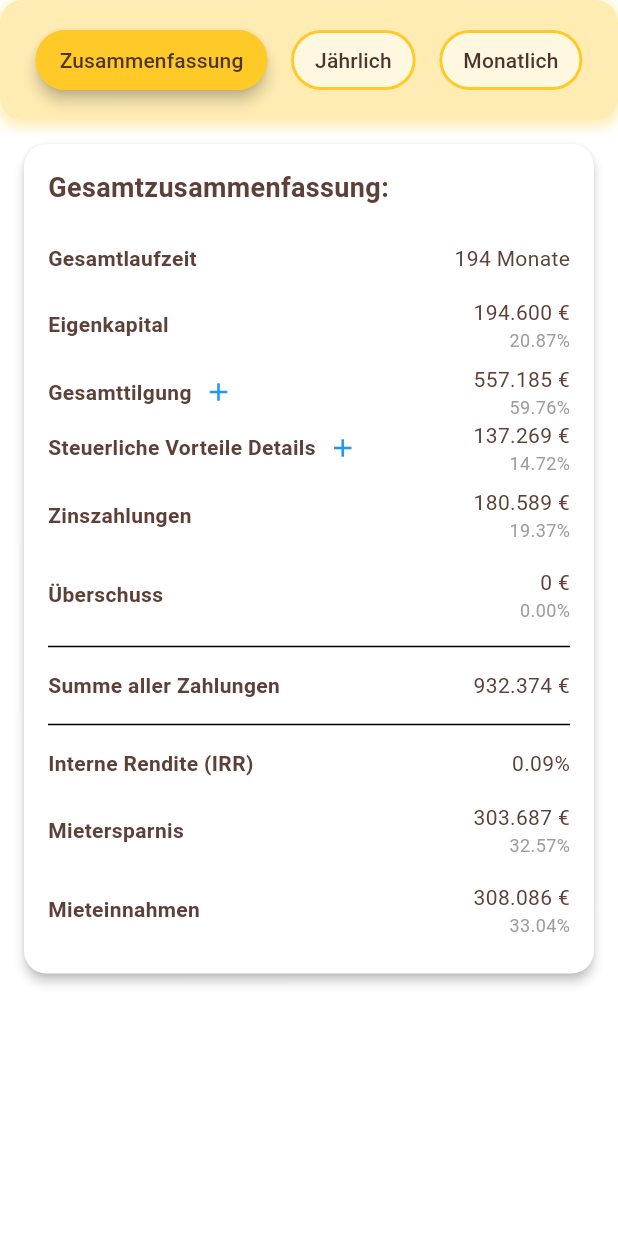
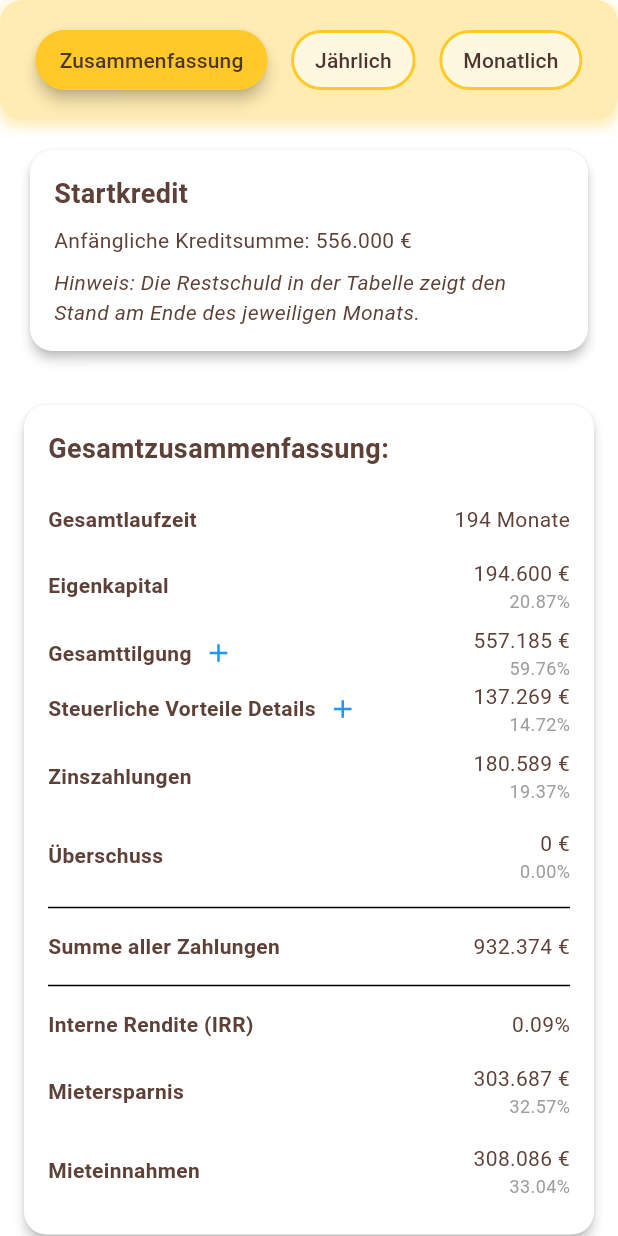
Before and after one commit to dullibri/immo24calulator, a Flutter app: the HomePage screen opened directly, in the side drawer, after a tap on "Zahlungsverlauf", on a phone screen of 412 x 824 dp. Run offline on Flutter 3.47's test engine with Material 3 defaults, Android fonts, the phone set to English and light mode, and no system bars; our stand-ins replace cloud_firestore, firebase_auth, firebase_core, flutter_masked_text2; accounts and stored records are empty; statements that could not run were skipped.

Commit message:
Added _buildInitialLoanInfo widget to PaymentHistoryPage

```diff
--- a/lib/payment_history_page.dart
+++ b/lib/payment_history_page.dart
@@ -37,6 +37,7 @@ class _PaymentHistoryPageState extends State<PaymentHistoryPage> {
                 crossAxisAlignment: CrossAxisAlignment.stretch,
                 children: [
                   _buildViewToggle(),
+                  _buildInitialLoanInfo(),
                   _buildSelectedView(constraints),
                 ],
               ),
@@ -44,6 +45,32 @@ class _PaymentHistoryPageState extends State<PaymentHistoryPage> {
           ),
         );
       },
+    );
+  }
+
+  Widget _buildInitialLoanInfo() {
+    final mortgage = Provider.of<Mortgage>(context, listen: false);
+    return Padding(
+      padding: const EdgeInsets.all(16.0),
+      child: Card(
+        child: Padding(
+          padding: const EdgeInsets.all(16.0),
+          child: Column(
+            crossAxisAlignment: CrossAxisAlignment.start,
+            children: [
+              Text('Startkredit',
+                  style: TextStyle(fontSize: 18, fontWeight: FontWeight.bold)),
+              SizedBox(height: 8),
+              Text(
+                  'Anfängliche Kreditsumme: ${GermanCurrencyFormatter.format(mortgage.principal)}'),
+              SizedBox(height: 8),
+              Text(
+                  'Hinweis: Die Restschuld in der Tabelle zeigt den Stand am Ende des jeweiligen ${_selectedView == 'yearly' ? 'Jahres' : 'Monats'}.',
+                  style: TextStyle(fontStyle: FontStyle.italic)),
+            ],
+          ),
+        ),
+      ),
     );
   }
 
```
